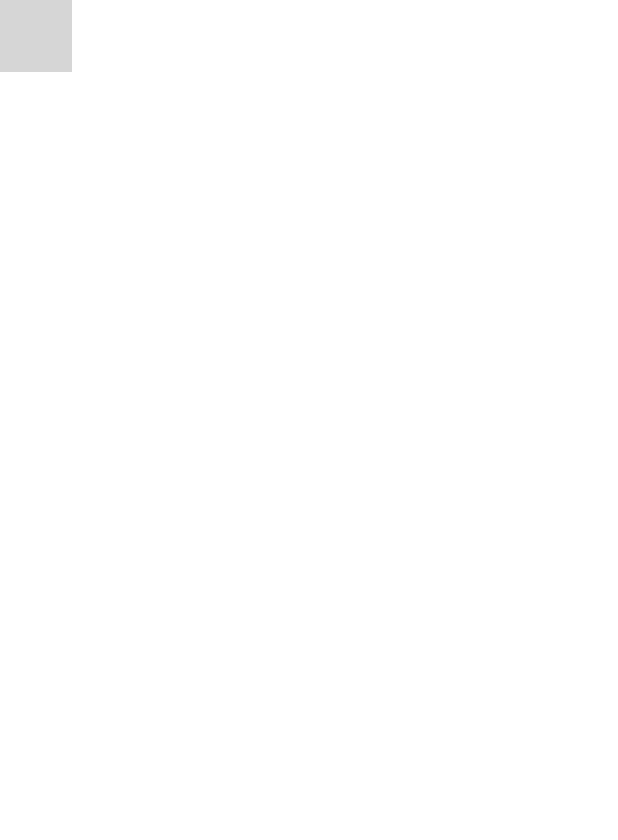
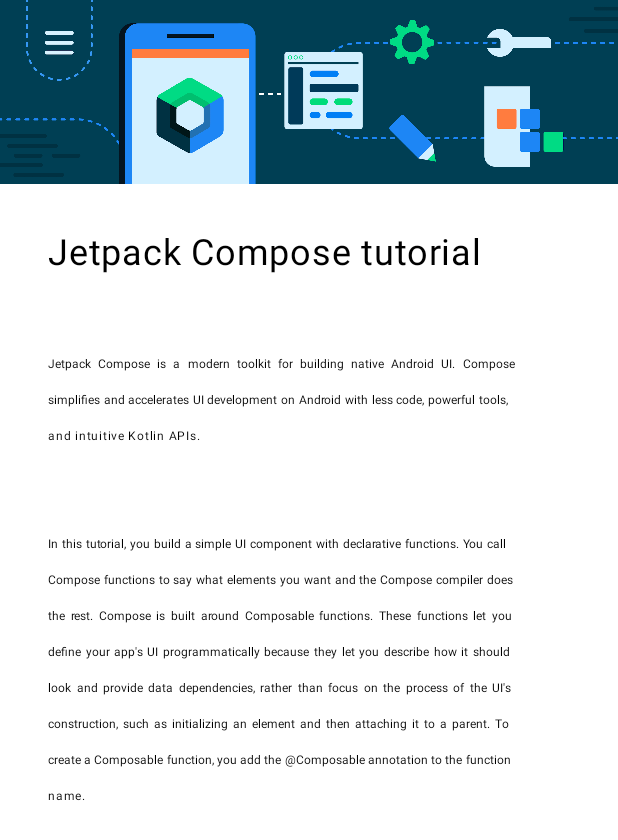
Before and after one commit to ahromi/ComposeArticle, an Android app built with Jetpack Compose: the @Preview function ComposeArticlePreview, on a phone screen of 412 x 824 dp. Shown: the top 840 px of the screen. Run offline under Robolectric (Android 15) with nearby library versions, the phone set to English and light mode, and no system bars; grey boxes are pictures that could not be loaded.

Commit message:
Finalize: - Add image as resource - Add Strings text - Edit Fun Article & BannerImage in MainActivity

```diff
--- a/app/src/main/java/com/example/composearticle/MainActivity.kt
+++ b/app/src/main/java/com/example/composearticle/MainActivity.kt
@@ -4,14 +4,24 @@ import android.os.Bundle
 import androidx.activity.ComponentActivity
 import androidx.activity.compose.setContent
 import androidx.compose.foundation.Image
+import androidx.compose.foundation.layout.Arrangement
+import androidx.compose.foundation.layout.Box
+import androidx.compose.foundation.layout.Column
 import androidx.compose.foundation.layout.fillMaxSize
+import androidx.compose.foundation.layout.padding
 import androidx.compose.material3.MaterialTheme
 import androidx.compose.material3.Surface
 import androidx.compose.material3.Text
 import androidx.compose.runtime.Composable
 import androidx.compose.ui.Modifier
+import androidx.compose.ui.layout.ContentScale
 import androidx.compose.ui.res.painterResource
+import androidx.compose.ui.res.stringResource
+import androidx.compose.ui.text.style.TextAlign
 import androidx.compose.ui.tooling.preview.Preview
+import androidx.compose.ui.unit.dp
+import androidx.compose.ui.unit.em
+import androidx.compose.ui.unit.sp
 import com.example.composearticle.ui.theme.ComposeArticleTheme
 
 class MainActivity : ComponentActivity() {
@@ -24,7 +34,11 @@ class MainActivity : ComponentActivity() {
                     modifier = Modifier.fillMaxSize(),
                     color = MaterialTheme.colorScheme.background
                 ) {
-                    Article("Android")
+                    BannerImage(
+                        title = stringResource(R.string.title_txt),
+                        pharagraph1 = stringResource(R.string.pharagraph1_txt),
+                        pharagraph2 = stringResource(R.string.pharagraph2_txt)
+                    )
                 }
             }
         }
@@ -33,25 +47,57 @@ class MainActivity : ComponentActivity() {
 
 @Composable
 fun Article(title: String, pharagraph1: String, pharagraph2:String, modifier: Modifier = Modifier) {
+    Column {
         Text(
-        text = "Hello $name!",
+            text = title,
+            fontSize = 24.sp,
             modifier = modifier
+                .padding(16.dp)
         )
+        Text(
+            text = pharagraph1,
+            fontSize = 1.em,
+            textAlign = TextAlign.Justify,
+            modifier = modifier
+                .padding(start = 16.dp, end = 16.dp)
+        )
+        Text(
+            text = pharagraph2,
+            fontSize = 1.em,
+            textAlign = TextAlign.Justify,
+            modifier = modifier
+                .padding(16.dp)
+        )
+    }
 }
 
 @Composable
 fun BannerImage(title: String, pharagraph1: String, pharagraph2:String, modifier: Modifier = Modifier) {
     val image = painterResource(R.drawable.bg_compose_background)
+    Column {
         Image(
             painter = image,
-        contentDescription = null
+            contentDescription = null,
+            contentScale = ContentScale.FillWidth
         )
+        Article(
+            title = title,
+            pharagraph1 = pharagraph1,
+            pharagraph2 = pharagraph2,
+            modifier = Modifier
+                .padding(16.dp)
+        )
+    }
 }
 
 @Preview(showBackground = true)
 @Composable
 fun ComposeArticlePreview() {
     ComposeArticleTheme {
-        Greeting("Android")
+        BannerImage(
+            title = stringResource(R.string.title_txt),
+            pharagraph1 = stringResource(R.string.pharagraph1_txt),
+            pharagraph2 = stringResource(R.string.pharagraph2_txt)
+        )
     }
 }
--- a/app/src/main/res/values/strings.xml
+++ b/app/src/main/res/values/strings.xml
@@ -1,3 +1,6 @@
 <resources>
     <string name="app_name">Compose Article</string>
+    <string name="title_txt">Jetpack Compose tutorial</string>
+    <string name="pharagraph1_txt">Jetpack Compose is a modern toolkit for building native Android UI. Compose simplifies and accelerates UI development on Android with less code, powerful tools, and intuitive Kotlin APIs.</string>
+    <string name="pharagraph2_txt">In this tutorial, you build a simple UI component with declarative functions. You call Compose functions to say what elements you want and the Compose compiler does the rest. Compose is built around Composable functions. These functions let you define your app\'s UI programmatically because they let you describe how it should look and provide data dependencies, rather than focus on the process of the UI\'s construction, such as initializing an element and then attaching it to a parent. To create a Composable function, you add the @Composable annotation to the function name.</string>
 </resources>
--- a/build.gradle.kts
+++ b/build.gradle.kts
@@ -1,5 +1,5 @@
 // Top-level build file where you can add configuration options common to all sub-projects/modules.
 plugins {
-    id("com.android.application") version "8.1.1" apply false
+    id("com.android.application") version "8.1.2" apply false
     id("org.jetbrains.kotlin.android") version "1.8.10" apply false
 }
```
Lines whose indentation alone changed are shown as unchanged.
